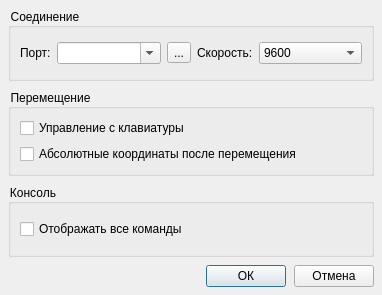
Denvi/Candle, file frmsettings.ui: the form before one commit.
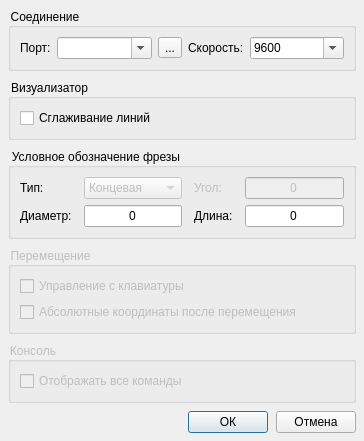
The form after the commit. Icons and pictures are not drawn.

The edit to the form file:
```diff
--- a/frmsettings.ui
+++ b/frmsettings.ui
@@ -6,8 +6,8 @@
    <rect>
     <x>0</x>
     <y>0</y>
-    <width>382</width>
-    <height>295</height>
+    <width>364</width>
+    <height>399</height>
    </rect>
   </property>
   <property name="sizePolicy">
@@ -85,6 +85,9 @@
         </item>
         <item>
          <widget class="QComboBox" name="cboBaud">
+          <property name="editable">
+           <bool>true</bool>
+          </property>
           <property name="currentText">
            <string>9600</string>
           </property>
@@ -125,8 +128,138 @@
      </layout>
     </widget>
    </item>
+   <item>
+    <widget class="QGroupBox" name="groupBox_5">
+     <property name="title">
+      <string>Визуализатор</string>
+     </property>
+     <layout class="QHBoxLayout" name="horizontalLayout_3">
+      <item>
+       <widget class="QCheckBox" name="chkAntialiasing">
+        <property name="text">
+         <string>Сглаживание линий</string>
+        </property>
+       </widget>
+      </item>
+     </layout>
+    </widget>
+   </item>
+   <item>
+    <widget class="QGroupBox" name="groupBox_4">
+     <property name="title">
+      <string>Условное обозначение фрезы</string>
+     </property>
+     <layout class="QGridLayout" name="gridLayout">
+      <property name="horizontalSpacing">
+       <number>12</number>
+      </property>
+      <item row="1" column="1">
+       <widget class="QLineEdit" name="txtToolDiameter">
+        <property name="maximumSize">
+         <size>
+          <width>100</width>
+          <height>16777215</height>
+         </size>
+        </property>
+        <property name="text">
+         <string>0</string>
+        </property>
+        <property name="alignment">
+         <set>Qt::AlignCenter</set>
+        </property>
+       </widget>
+      </item>
+      <item row="0" column="0">
+       <widget class="QLabel" name="label_3">
+        <property name="text">
+         <string>Тип:</string>
+        </property>
+       </widget>
+      </item>
+      <item row="1" column="0">
+       <widget class="QLabel" name="label_4">
+        <property name="text">
+         <string>Диаметр:</string>
+        </property>
+       </widget>
+      </item>
+      <item row="0" column="1">
+       <widget class="QComboBox" name="cboToolType">
+        <property name="enabled">
+         <bool>false</bool>
+        </property>
+        <item>
+         <property name="text">
+          <string>Концевая</string>
+         </property>
+        </item>
+        <item>
+         <property name="text">
+          <string>Коническая</string>
+         </property>
+        </item>
+       </widget>
+      </item>
+      <item row="0" column="4">
+       <widget class="QLabel" name="lblToolAngle">
+        <property name="enabled">
+         <bool>false</bool>
+        </property>
+        <property name="text">
+         <string>Угол:</string>
+        </property>
+       </widget>
+      </item>
+      <item row="1" column="5">
+       <widget class="QLineEdit" name="txtToolLength">
+        <property name="maximumSize">
+         <size>
+          <width>100</width>
+          <height>16777215</height>
+         </size>
+        </property>
+        <property name="text">
+         <string>0</string>
+        </property>
+        <property name="alignment">
+         <set>Qt::AlignCenter</set>
+        </property>
+       </widget>
+      </item>
+      <item row="1" column="4">
+       <widget class="QLabel" name="lblToolLength">
+        <property name="text">
+         <string>Длина:</string>
+        </property>
+       </widget>
+      </item>
+      <item row="0" column="5">
+       <widget class="QLineEdit" name="txtToolAngle">
+        <property name="enabled">
+         <bool>false</bool>
+        </property>
+        <property name="maximumSize">
+         <size>
+          <width>100</width>
+          <height>16777215</height>
+         </size>
+        </property>
+        <property name="text">
+         <string>0</string>
+        </property>
+        <property name="alignment">
+         <set>Qt::AlignCenter</set>
+        </property>
+       </widget>
+      </item>
+     </layout>
+    </widget>
+   </item>
    <item>
     <widget class="QGroupBox" name="groupBox_2">
+     <property name="enabled">
+      <bool>false</bool>
+     </property>
      <property name="title">
       <string>Перемещение</string>
      </property>
@@ -150,12 +283,21 @@
    </item>
    <item>
     <widget class="QGroupBox" name="groupBox_3">
+     <property name="enabled">
+      <bool>false</bool>
+     </property>
      <property name="title">
       <string>Консоль</string>
      </property>
      <layout class="QVBoxLayout" name="verticalLayout_3">
       <item>
        <widget class="QCheckBox" name="checkBox_3">
+        <property name="sizePolicy">
+         <sizepolicy hsizetype="Expanding" vsizetype="Fixed">
+          <horstretch>0</horstretch>
+          <verstretch>0</verstretch>
+         </sizepolicy>
+        </property>
         <property name="text">
          <string>Отображать все команды</string>
         </property>
```
